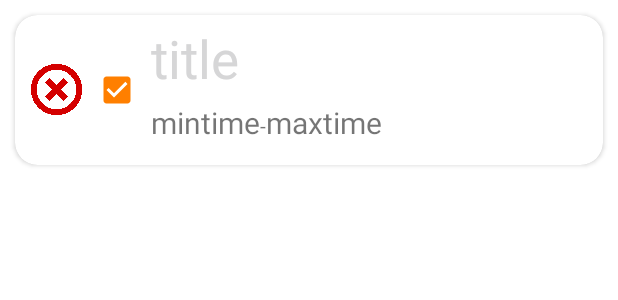
After one commit to rnqhqaltjs/Whatareyouupto, an Android app built with Jetpack Compose: the layout doneitemmain.xml on its own in the app's theme, with its tools: preview values and no code run, on a phone screen of 412 x 824 dp. The commit adds this screen. Shown: the top 300 px of the screen. Run offline under Robolectric (Android 15) with nearby library versions, the phone set to English and light mode, and no system bars.

Commit message:
Initial commit

```diff
--- a/app/src/main/java/com/example/whatareyouupto/MainActivity.kt
+++ b/app/src/main/java/com/example/whatareyouupto/MainActivity.kt
@@ -14,7 +14,7 @@ class MainActivity : AppCompatActivity() {
     private lateinit var binding: ActivityMainBinding
     lateinit var toggle: ActionBarDrawerToggle
 //    private val tabTitleArray = arrayOf("오늘 뭐해?", "캘린더")
-    private val tabIconArray = arrayOf(R.drawable.listicon, R.drawable.calendaricon)
+    private val tabIconArray = arrayOf(R.drawable.listicon, R.drawable.calendaricon,R.drawable.donelist)
 
 
     override fun onCreate(savedInstanceState: Bundle?) {
--- a/app/src/main/java/com/example/whatareyouupto/ToDoList/ListRVAdapter.kt
+++ b/app/src/main/java/com/example/whatareyouupto/ToDoList/ListRVAdapter.kt
@@ -83,6 +83,7 @@ class ListRVAdapter(val context: Context, val listData:ArrayList<Memo>, var help
                     binding.image.setColorFilter(Color.parseColor("#808080"))
 
 
+
                     helper?.updatecheckbox(memo.id!!,true)
 
                 } else {
--- a/app/src/main/java/com/example/whatareyouupto/ViewPagerAdapter.kt
+++ b/app/src/main/java/com/example/whatareyouupto/ViewPagerAdapter.kt
@@ -3,17 +3,19 @@ package com.example.whatareyouupto
 import androidx.fragment.app.Fragment
 import androidx.fragment.app.FragmentActivity
 import androidx.viewpager2.adapter.FragmentStateAdapter
+import com.example.whatareyouupto.DoneList.DoneFragment
 import com.example.whatareyouupto.ToDoCalendar.CalendarFragment
 import com.example.whatareyouupto.ToDoList.ListFragment
 
 class ViewPagerAdapter (fragment : FragmentActivity) : FragmentStateAdapter(fragment){
-    override fun getItemCount(): Int = 2
+    override fun getItemCount(): Int = 3
 
     override fun createFragment(position: Int): Fragment {
         return when (position) {
             0 -> ListFragment()
             1 -> CalendarFragment()
-            else -> CalendarFragment()
+            2 -> DoneFragment()
+            else -> DoneFragment()
         }
     }
 }
--- /dev/null
+++ b/app/src/main/res/layout/doneitemmain.xml
@@ -0,0 +1,90 @@
+<?xml version="1.0" encoding="utf-8"?>
+
+<androidx.cardview.widget.CardView xmlns:android="http://schemas.android.com/apk/res/android"
+    xmlns:app="http://schemas.android.com/apk/res-auto"
+    xmlns:tools="http://schemas.android.com/tools"
+    android:id="@+id/item"
+    android:layout_width="match_parent"
+    android:layout_height="100dp"
+    android:layout_margin="10dp"
+    android:elevation="10dp"
+    app:cardCornerRadius="15dp">
+
+    <LinearLayout
+        android:layout_width="match_parent"
+        android:layout_height="match_parent"
+        android:orientation="horizontal">
+
+        <CheckBox
+            android:id="@+id/checkbox"
+            android:layout_width="35dp"
+            android:layout_height="35dp"
+            android:layout_gravity="center_vertical"
+            android:layout_marginStart="10dp"
+            android:layout_marginEnd="5dp"
+            android:background="@drawable/custom_checkbox"
+            android:button="@null"
+            tools:ignore="TouchTargetSizeCheck" />
+
+        <ImageView
+            android:id="@+id/image"
+            android:layout_width="wrap_content"
+            android:layout_height="wrap_content"
+            android:layout_gravity="center_vertical"
+            android:layout_margin="5dp"
+            app:srcCompat="@drawable/checkboxpick" />
+
+        <LinearLayout
+            android:layout_width="match_parent"
+            android:layout_height="match_parent"
+            android:layout_marginStart="5dp"
+            android:layout_marginTop="5dp"
+            android:layout_marginEnd="5dp"
+            android:orientation="vertical">
+
+            <TextView
+                android:id="@+id/title"
+                android:layout_width="match_parent"
+                android:layout_height="wrap_content"
+                android:layout_gravity="center_vertical"
+                android:maxLines="1"
+                android:singleLine="true"
+                android:text="title"
+                android:textColor="@color/black"
+                android:textSize="35sp" />
+
+            <LinearLayout
+                android:layout_width="match_parent"
+                android:layout_height="match_parent"
+                android:layout_marginTop="5dp"
+                android:layout_marginEnd="5dp"
+                android:layout_marginBottom="5dp"
+                android:orientation="horizontal">
+
+                <TextView
+                    android:id="@+id/mintime"
+                    android:layout_width="wrap_content"
+                    android:layout_height="wrap_content"
+                    android:text="mintime"
+                    android:textSize="20sp" />
+
+                <TextView
+                    android:layout_width="wrap_content"
+                    android:layout_height="wrap_content"
+                    android:text="-" />
+
+                <TextView
+                    android:id="@+id/maxtime"
+                    android:layout_width="wrap_content"
+                    android:layout_height="wrap_content"
+                    android:text="maxtime"
+                    android:textSize="20sp" />
+            </LinearLayout>
+
+        </LinearLayout>
+
+    </LinearLayout>
+
+
+
+</androidx.cardview.widget.CardView>
```
Also changed, not shown: app/src/main/java/com/example/whatareyouupto/DoneList/DoneFragment.kt (added, +72 -0 lines), app/src/main/java/com/example/whatareyouupto/DoneList/DoneRVAdpater.kt (added, +56 -0 lines), app/src/main/java/com/example/whatareyouupto/ToDoList/ListFragment.kt (+36 -10 lines), app/src/main/java/com/example/whatareyouupto/sqlite/SQLiteOpenHelper.kt (+32 -0 lines), app/src/main/res/drawable/donelist.xml (added, +10 -0 lines), app/src/main/res/drawable/refresh.xml (added, +10 -0 lines), app/src/main/res/layout/activity_main.xml (+15 -2 lines), app/src/main/res/layout/fragment_done.xml (added, +12 -0 lines), app/src/main/res/layout/fragment_list.xml (+54 -14 lines).
